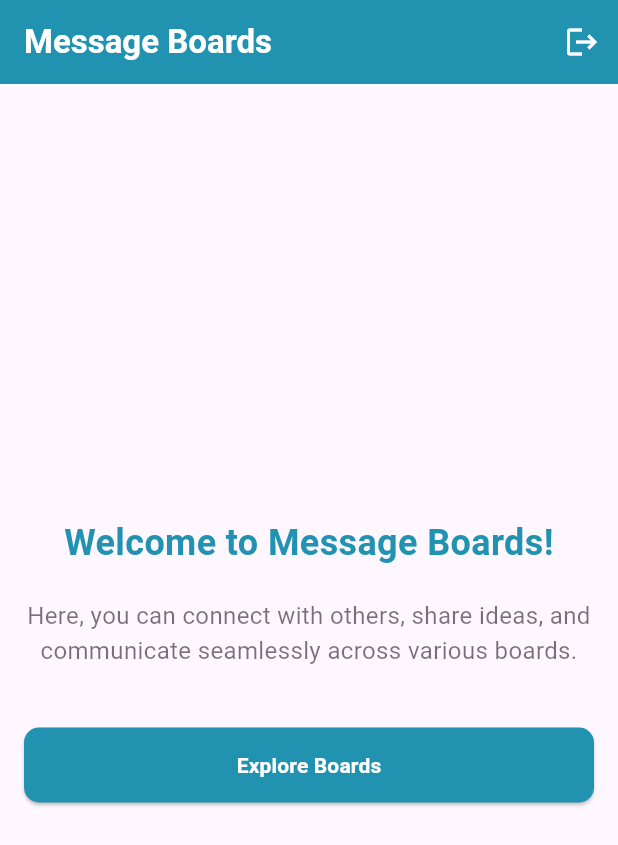
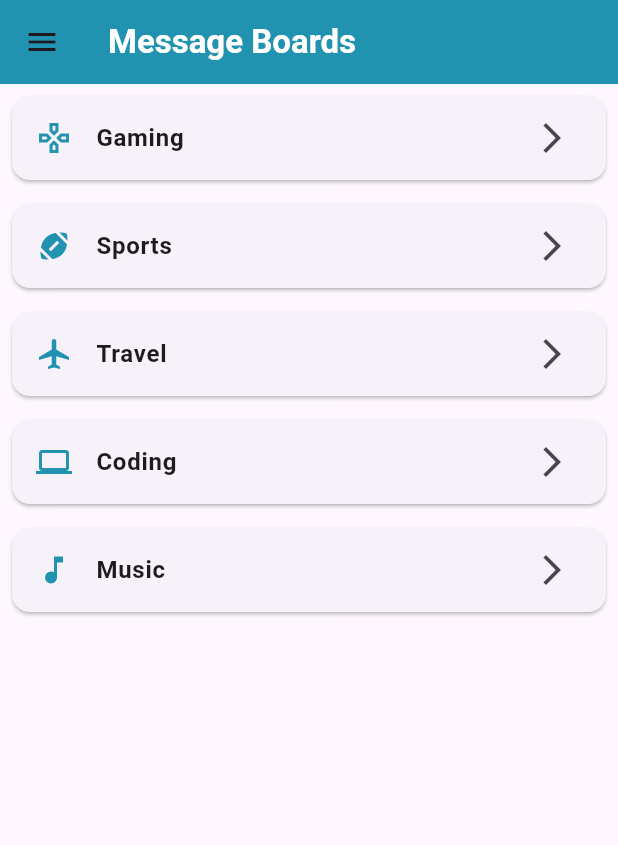
Before and after one commit to bpham30/messageApp, a Flutter app: the HomeScreen screen opened directly, after a tap on "Explore Boards", on a phone screen of 412 x 824 dp. Shown: the top 845 px of the screen. Run offline on Flutter 3.47's test engine with Material 3 defaults, Android fonts, the phone set to English and light mode, and no system bars; our stand-ins replace cloud_firestore, firebase_auth, firebase_core; accounts and stored records are empty.

Commit message:
add: message board ui, hard code boards, drawer navigation w profile and settings

```diff
--- a/message_board_app/lib/auth.dart
+++ b/message_board_app/lib/auth.dart
@@ -163,8 +163,6 @@ class _AuthScreenState extends State<AuthScreen> {
               ),
             ),
             const SizedBox(height: 24),
-
-            // Toggle Login/Signup Text Button
             TextButton(
               onPressed: () {
                 setState(() {
--- /dev/null
+++ b/message_board_app/lib/boards.dart
@@ -0,0 +1,116 @@
+import 'package:flutter/material.dart';
+import 'chat.dart';
+import 'profile.dart';
+import 'settings.dart';
+
+class MessageBoardsScreen extends StatelessWidget {
+  const MessageBoardsScreen({super.key});
+
+  @override
+  Widget build(BuildContext context) {
+    //hardcoded boards
+    final boards = [
+      {'name': 'Gaming', 'icon': Icons.games_outlined},
+      {'name': 'Sports', 'icon': Icons.sports_football},
+      {'name': 'Travel', 'icon': Icons.airplanemode_active},
+      {'name': 'Coding', 'icon': Icons.computer},
+      {'name': 'Music', 'icon': Icons.music_note},
+    ];
+
+    return Scaffold(
+      appBar: AppBar(
+        title: const Text(
+          'Message Boards',
+          style: TextStyle(
+            color: Colors.white,
+            fontWeight: FontWeight.bold,
+          ),
+        ),
+        backgroundColor: const Color(0xFF2193b0),
+      ),
+      drawer: Drawer(
+        child: ListView(
+          padding: EdgeInsets.zero,
+          children: [
+            //navigation btn
+            const DrawerHeader(
+              decoration: BoxDecoration(
+                color: Color(0xFF2193b0),
+              ),
+              child: Column(
+                crossAxisAlignment: CrossAxisAlignment.start,
+                mainAxisAlignment: MainAxisAlignment.end,
+                children: [
+                  Text(
+                    'Menu',
+                    style: TextStyle(
+                      color: Colors.white,
+                      fontSize: 20,
+                      fontWeight: FontWeight.bold,
+                    ),
+                  ),
+                  SizedBox(height: 8),
+
+                ],
+              ),
+            ),
+
+            ListTile(
+              leading: const Icon(Icons.dashboard),
+              title: const Text('Message Boards'),
+              onTap: () {
+                Navigator.pop(context);
+              },
+            ),
+            ListTile(
+              leading: const Icon(Icons.person),
+              title: const Text('Profile'),
+              onTap: () {
+                Navigator.of(context).push(
+                  MaterialPageRoute(builder: (context) => const ProfileScreen()),
+                );
+              },
+            ),
+            ListTile(
+              leading: const Icon(Icons.settings),
+              title: const Text('Settings'),
+              onTap: () {
+                Navigator.of(context).push(
+                  MaterialPageRoute(builder: (context) => const SettingsScreen()),
+                );
+              },
+            ),
+          ],
+        ),
+      ),
+      body: ListView.builder(
+        itemCount: boards.length,
+        itemBuilder: (ctx, index) {
+          final board = boards[index];
+          return Card(
+            margin: const EdgeInsets.all(8),
+            child: ListTile(
+              leading: Icon(
+                board['icon'] as IconData,
+                color: const Color(0xFF2193b0),
+              ),
+              title: Text(
+                board['name'] as String,
+                style: const TextStyle(fontWeight: FontWeight.bold),
+              ),
+              trailing: const Icon(Icons.arrow_forward_ios),
+              onTap: () {
+                Navigator.of(context).push(
+                  MaterialPageRoute(
+                    builder: (context) =>
+                        ChatScreen(boardName: board['name'] as String),
+                  ),
+                );
+              },
+            ),
+          );
+        },
+      ),
+    );
+  }
+}
--- a/message_board_app/lib/home.dart
+++ b/message_board_app/lib/home.dart
@@ -1,6 +1,8 @@
 import 'package:flutter/material.dart';
 import 'package:firebase_auth/firebase_auth.dart';
+import 'package:message_board_app/boards.dart';
 import 'auth.dart';
+import 'boards.dart';
 
 class HomeScreen extends StatelessWidget {
   const HomeScreen({super.key});
@@ -39,7 +41,7 @@ class HomeScreen extends StatelessWidget {
               style: TextStyle(
                 fontSize: 24,
                 fontWeight: FontWeight.bold,
-                color:  Color(0xFF2193b0),
+                color: Color(0xFF2193b0),
               ),
               textAlign: TextAlign.center,
             ),
@@ -58,13 +60,16 @@ class HomeScreen extends StatelessWidget {
               height: 50,
               child: ElevatedButton(
                 style: ElevatedButton.styleFrom(
-                  backgroundColor:  Color(0xFF2193b0),
+                  backgroundColor: const Color(0xFF2193b0),
                   shape: RoundedRectangleBorder(
                     borderRadius: BorderRadius.circular(10),
                   ),
                 ),
                 onPressed: () {
-                  // Navigate to Message Boards list
+                  Navigator.of(context).push(
+                    MaterialPageRoute(
+                        builder: (context) => const MessageBoardsScreen()),
+                  );
                 },
                 child: const Text(
                   'Explore Boards',
```
Also changed, not shown: message_board_app/lib/chat.dart (+30 -0 lines), message_board_app/lib/profile.dart (+115 -0 lines), message_board_app/lib/settings.dart (+242 -0 lines).
